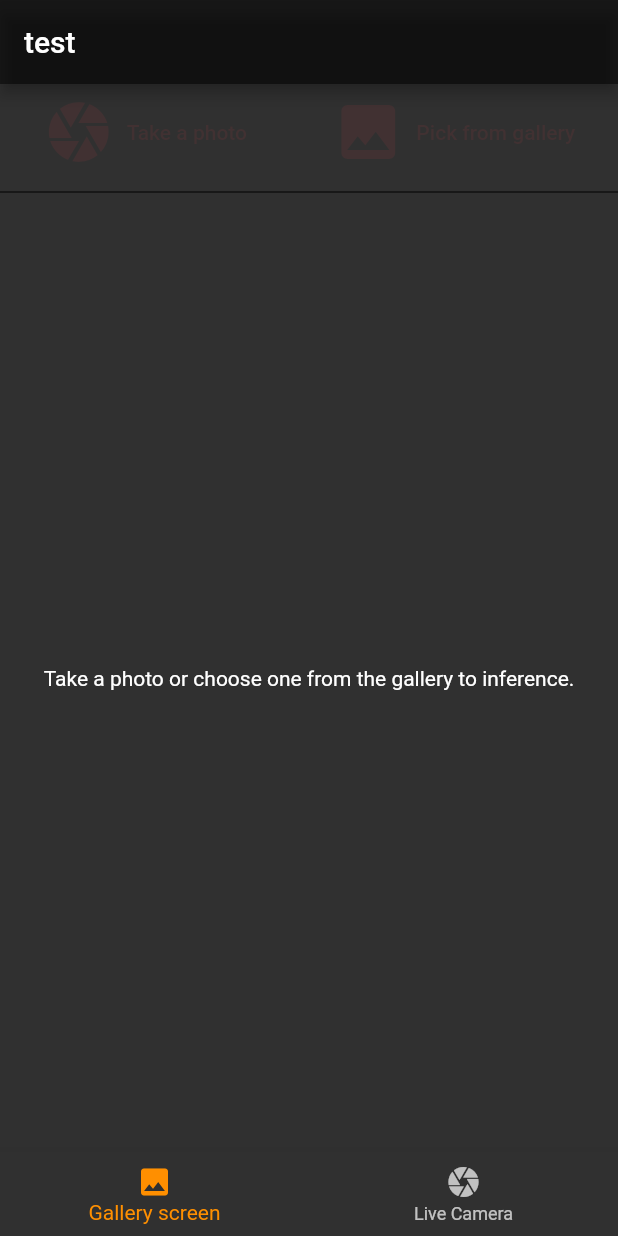
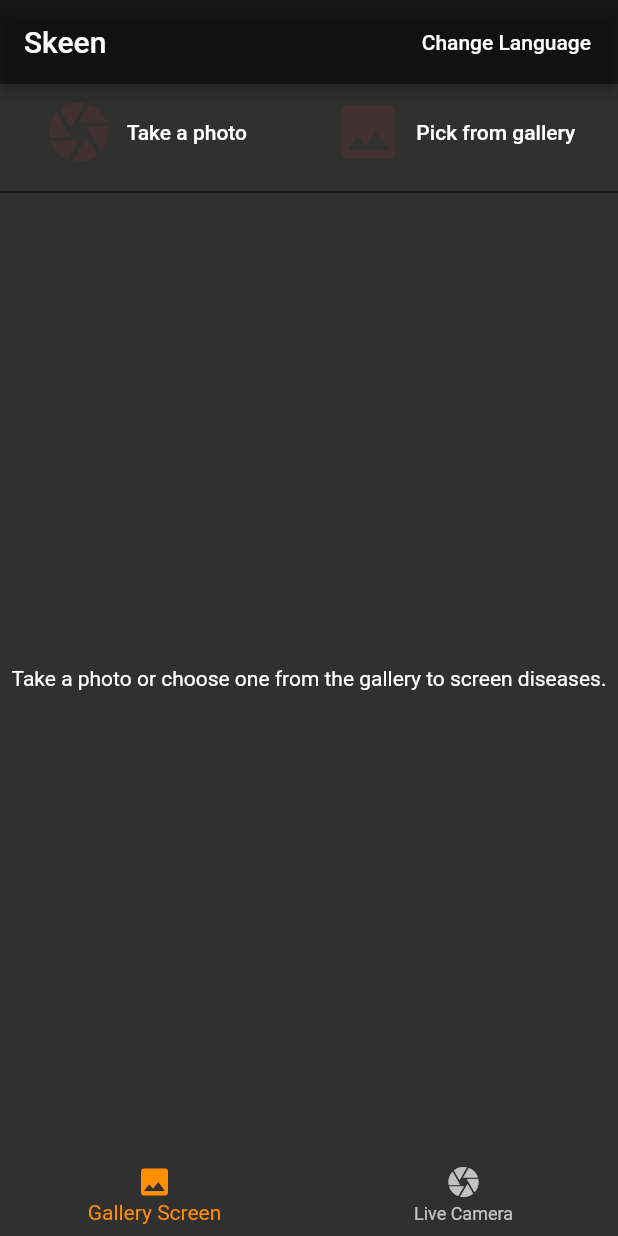
Before and after one commit to Amarin-AMR/skreen, a Flutter app: the screen it shows after launch, after a tap on "Take a photo", on a phone screen of 412 x 824 dp. Run offline on Flutter 3.47's test engine with Material 2 defaults, Android fonts, the light colour scheme and no system bars; our stand-ins replace camera, easy_localization, flutter_riverpod, image_picker; missing offline and left inert: tflite_flutter.

Commit message:
add 2 language support,

```diff
--- a/lib/features/bottom_navigation/view/screen.dart
+++ b/lib/features/bottom_navigation/view/screen.dart
@@ -1,6 +1,7 @@
 import 'dart:io';
 
 import 'package:camera/camera.dart';
+import 'package:easy_localization/easy_localization.dart';
 import 'package:flutter/material.dart';
 
 import 'package:skreen/features/camera/view/screen.dart';
@@ -54,21 +55,44 @@ class _BottomNavigationBarAppState extends State<BottomNavigationBarApp> {
   Widget build(BuildContext context) {
     return Scaffold(
       appBar: AppBar(
-        title: const Text('test'),
+        title: Text(
+          tr('app.title'),
+          style: TextStyle(
+            color: Theme.of(context).colorScheme.inverseSurface,
+          ),
+        ),
+        actions: <Widget>[
+          Padding(
+            padding: const EdgeInsets.symmetric(horizontal: 10.0),
+            child: TextButton(
+              child: Text(
+                tr('app.changeLang'),
+                style: const TextStyle(color: Colors.white),
+              ),
+              onPressed: () => setState(() {
+                if (context.locale.languageCode == 'en') {
+                  context.setLocale(const Locale('th'));
+                } else {
+                  context.setLocale(const Locale('en'));
+                }
+              }),
+            ),
+          ),
+        ],
         backgroundColor: Colors.black.withOpacity(0.5),
       ),
       body: Center(
         child: _widgetOptions?.elementAt(_selectedIndex),
       ),
       bottomNavigationBar: BottomNavigationBar(
-        items: const <BottomNavigationBarItem>[
+        items: <BottomNavigationBarItem>[
           BottomNavigationBarItem(
-            icon: Icon(Icons.image),
-            label: 'Gallery screen',
+            icon: const Icon(Icons.image),
+            label: tr('app.bottomNavigation.gallery'),
           ),
           BottomNavigationBarItem(
-            icon: Icon(Icons.camera),
-            label: 'Live Camera',
+            icon: const Icon(Icons.camera),
+            label: tr('app.bottomNavigation.camera'),
           ),
         ],
         currentIndex: _selectedIndex,
--- a/lib/features/camera/view/screen.dart
+++ b/lib/features/camera/view/screen.dart
@@ -131,7 +131,7 @@ class CameraScreenState extends State<CameraScreen>
                   .map(
                     (e) => Container(
                       padding: const EdgeInsets.all(8),
-                      color: Colors.white,
+                      color: Colors.black,
                       child: Row(
                         children: [
                           Text(e.key),
--- a/lib/features/gallery/view/screen.dart
+++ b/lib/features/gallery/view/screen.dart
@@ -15,6 +15,7 @@
  */
 
 import 'dart:io';
+import 'package:easy_localization/easy_localization.dart';
 import 'package:flutter/material.dart';
 import 'package:image/image.dart' as img;
 import 'package:image_picker/image_picker.dart';
@@ -94,7 +95,12 @@ class _GalleryScreenState extends State<GalleryScreen> {
                     Icons.camera,
                     size: 48,
                   ),
-                  label: const Text("Take a photo"),
+                  label: Text(
+                    tr('app.gallery.photo'),
+                    style: TextStyle(
+                      color: Theme.of(context).colorScheme.inverseSurface,
+                    ),
+                  ),
                 ),
               TextButton.icon(
                 onPressed: () async {
@@ -111,7 +117,12 @@ class _GalleryScreenState extends State<GalleryScreen> {
                   Icons.photo,
                   size: 48,
                 ),
-                label: const Text("Pick from gallery"),
+                label: Text(
+                  tr('app.gallery.imagePicker'),
+                  style: TextStyle(
+                    color: Theme.of(context).colorScheme.inverseSurface,
+                  ),
+                ),
               ),
             ],
           ),
@@ -122,8 +133,12 @@ class _GalleryScreenState extends State<GalleryScreen> {
             children: [
               if (imagePath != null) Image.file(File(imagePath!)),
               if (image == null)
-                const Text("Take a photo or choose one from the gallery to "
-                    "inference."),
+                Text(
+                  tr('app.gallery.title'),
+                  style: TextStyle(
+                    color: Theme.of(context).colorScheme.inverseSurface,
+                  ),
+                ),
               Column(
                 crossAxisAlignment: CrossAxisAlignment.start,
                 children: [
@@ -163,7 +178,6 @@ class _GalleryScreenState extends State<GalleryScreen> {
                               .map(
                                 (e) => Container(
                                   padding: const EdgeInsets.all(8),
-                                  color: Colors.white,
                                   child: Row(
                                     children: [
                                       Text(e.key),
--- a/lib/main.dart
+++ b/lib/main.dart
@@ -1,12 +1,20 @@
+import 'package:easy_localization/easy_localization.dart';
 import 'package:flutter/material.dart';
 import 'package:flutter_riverpod/flutter_riverpod.dart';
 import 'package:skreen/constants/theme.dart';
 import 'package:skreen/features/bottom_navigation/view/screen.dart';
 
 Future<void> main() async {
+  WidgetsFlutterBinding.ensureInitialized();
+  await EasyLocalization.ensureInitialized();
   runApp(
-    const ProviderScope(
-      child: MyApp(),
+    ProviderScope(
+      child: EasyLocalization(
+        supportedLocales: const [Locale('en'), Locale('th')],
+        path: 'res/language',
+        fallbackLocale: const Locale('th'),
+        child: const MyApp(),
+      ),
     ),
   );
 }
@@ -17,6 +25,9 @@ class MyApp extends StatelessWidget {
   @override
   Widget build(BuildContext context) {
     return MaterialApp(
+      localizationsDelegates: context.localizationDelegates,
+      supportedLocales: context.supportedLocales,
+      locale: context.locale,
       themeMode: ThemeMode.system,
       theme: ThemeClass.darkTheme,
       darkTheme: ThemeClass.darkTheme,
--- a/pubspec.yaml
+++ b/pubspec.yaml
@@ -40,6 +40,7 @@ dependencies:
   image: ^4.1.3
   image_picker: ^1.0.4
   flutter_riverpod: ^2.4.4
+  easy_localization: ^3.0.3
 
 dev_dependencies:
   flutter_test:
@@ -66,6 +67,7 @@ flutter:
   # To add assets to your application, add an assets section, like this:
   assets:
     - asset/
+    - res/language/
   #   - images/a_dot_ham.jpeg
 
   # An image asset can refer to one or more resolution-specific "variants", see
--- /dev/null
+++ b/res/language/en.json
@@ -0,0 +1,15 @@
+{
+    "app": {
+        "title": "Skeen",
+        "changeLang": "Change Language",
+        "bottomNavigation": {
+            "gallery": "Gallery Screen",
+            "camera": "Live Camera"
+        },
+        "gallery": {
+            "photo": "Take a photo",
+            "imagePicker": "Pick from gallery",
+            "title": "Take a photo or choose one from the gallery to screen diseases."
+        }
+    }
+}
--- /dev/null
+++ b/res/language/th.json
@@ -0,0 +1,15 @@
+{
+    "app": {
+        "title": "Skeen",
+        "changeLang": "เปลี่ยนภาษา",
+        "bottomNavigation": {
+            "gallery": "หน้าแกลเลอรี่",
+            "camera": "ตรวจจับแบบ real time"
+        },
+        "gallery": {
+            "photo": "ถ่ายภาพ",
+            "imagePicker": "เลือกจากคลังรูปภาพ",
+            "title": "ถ่ายภาพหรือเลือกจากคลังรูปภาพ เพื่อที่จะวินิจฉัยโรคคร่าว ๆ"
+        }
+    }
+}
```
Also changed, not shown: pubspec.lock.
